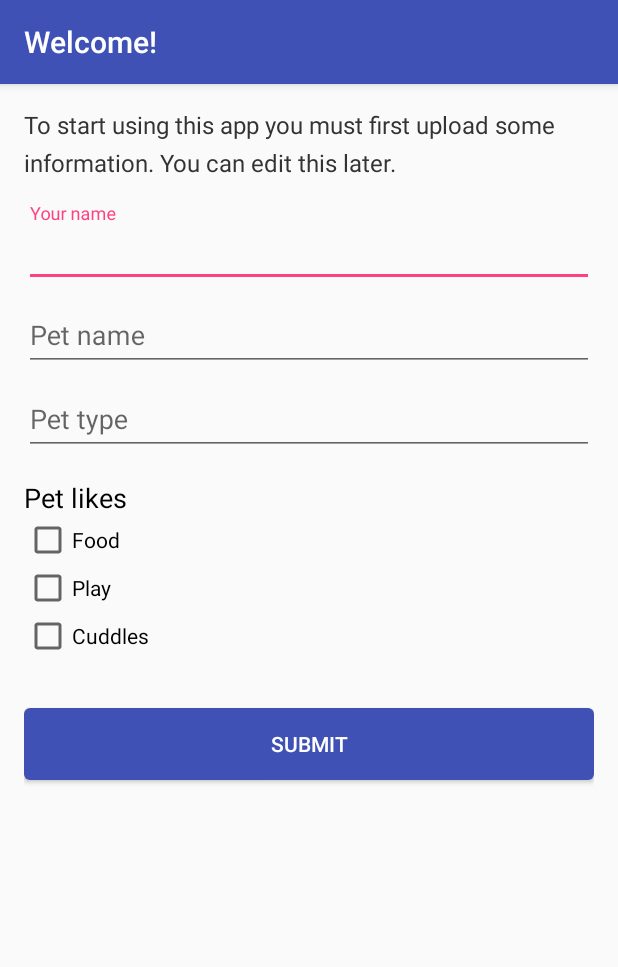
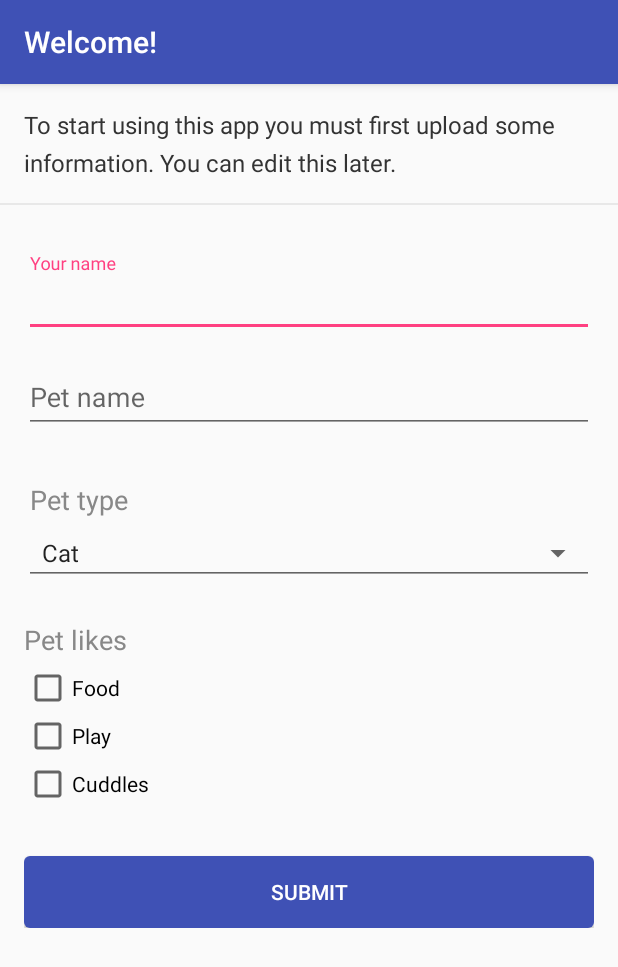
Before and after one commit to carlabalbontin/Prueba3-Pets, an Android app: the WelcomeActivity screen opened directly, with no data from a screen before it, on a phone screen of 412 x 824 dp. Shown: the top 967 px of the screen. Run offline under Robolectric (Android 15) with nearby library versions, the phone set to English and light mode, and no system bars; our stand-ins replace Firebase (no records; nobody signed in at launch, a user with empty details on screens opened directly).

Commit message:
Added Spinner for pet types

```diff
--- a/app/src/main/AndroidManifest.xml
+++ b/app/src/main/AndroidManifest.xml
@@ -14,7 +14,6 @@
         <activity android:name=".view.activity.LoginActivity">
             <intent-filter>
                 <action android:name="android.intent.action.MAIN" />
-
                 <category android:name="android.intent.category.LAUNCHER" />
             </intent-filter>
         </activity>
@@ -30,6 +29,7 @@
         <activity android:name=".view.activity.SignUpActivity" />
         <activity
             android:name=".view.activity.EditAccountActivity"
+            android:windowSoftInputMode="adjustPan"
             android:label="@string/edit_account_header" />
         <activity android:name=".view.activity.PetActivity"
             android:parentActivityName=".view.activity.MainActivity">
--- a/app/src/main/java/com/cbalt/prueba03/view/activity/WelcomeActivity.java
+++ b/app/src/main/java/com/cbalt/prueba03/view/activity/WelcomeActivity.java
@@ -4,9 +4,12 @@ import android.content.Intent;
 import android.support.design.widget.TextInputEditText;
 import android.support.v7.app.AppCompatActivity;
 import android.os.Bundle;
+import android.util.Log;
 import android.view.View;
+import android.widget.ArrayAdapter;
 import android.widget.Button;
 import android.widget.CheckBox;
+import android.widget.Spinner;
 import android.widget.Toast;
 
 
@@ -15,6 +18,7 @@ import com.cbalt.prueba03.models.Likes;
 import com.cbalt.prueba03.view.presenter.contract.WelcomeContract;
 import com.cbalt.prueba03.view.presenter.WelcomePresenter;
 
+
 public class WelcomeActivity extends AppCompatActivity implements WelcomeContract.View {
 
     // Sólo se accederá cuando está signing up
@@ -22,7 +26,8 @@ public class WelcomeActivity extends AppCompatActivity implements WelcomeContrac
 
     Likes petLikes;
     WelcomePresenter presenter;
-    TextInputEditText userNameEt, petNameEt, petTypeEt;
+    TextInputEditText userNameEt, petNameEt;
+    Spinner petTypeSpinner;
     Button addPhotoButton, submitButton;
 
     @Override
@@ -35,10 +40,15 @@ public class WelcomeActivity extends AppCompatActivity implements WelcomeContrac
 
         userNameEt = findViewById(R.id.newUserName);
         petNameEt = findViewById(R.id.newPetName);
-        petTypeEt = findViewById(R.id.newPetType);
+        petTypeSpinner = findViewById(R.id.newPetType);
         addPhotoButton = findViewById(R.id.addPhotoBtn);
         submitButton = findViewById(R.id.submitNewPet);
 
+        // Poblar el spinner con data
+        ArrayAdapter<CharSequence> spinnerOptions = ArrayAdapter.createFromResource(WelcomeActivity.this,
+                R.array.pet_types, android.R.layout.simple_spinner_item);
+        spinnerOptions.setDropDownViewResource(android.R.layout.simple_spinner_dropdown_item);
+        petTypeSpinner.setAdapter(spinnerOptions);
 
 
         submitButton.setOnClickListener(new View.OnClickListener() {
@@ -47,7 +57,7 @@ public class WelcomeActivity extends AppCompatActivity implements WelcomeContrac
                 String userName = userNameEt.getText().toString();
                 String petName = petNameEt.getText().toString();
                 String petPhoto = "";
-                String petType = petTypeEt.getText().toString();
+                String petType = petTypeSpinner.getSelectedItem().toString();
 
                 presenter.processPetForm(userName, petName, petPhoto, petType, petLikes);
 
@@ -56,10 +66,22 @@ public class WelcomeActivity extends AppCompatActivity implements WelcomeContrac
 
     }
 
+
+
     @Override
     protected void onStart() {
         super.onStart();
         presenter.findUserName();
+    }
+
+
+    @Override
+    protected void onPause() {
+        if(petTypeSpinner.getSelectedItemPosition() != 0){
+            String text = petTypeSpinner.getSelectedItem().toString();
+            Log.d("PAUSE", text);
+        }
+        super.onPause();
     }
 
     @Override
--- a/app/src/main/java/com/cbalt/prueba03/view/presenter/contract/EditAccountContract.java
+++ b/app/src/main/java/com/cbalt/prueba03/view/presenter/contract/EditAccountContract.java
@@ -8,7 +8,7 @@ public interface EditAccountContract {
         void error(String error);
         void success();
         void setUserName(String name);
-        void setPetInfo(String name, String type, Likes likes);
+        void setPetInfo(String name, int typePosition, Likes likes);
     }
 
     interface Presenter {
--- a/app/src/main/res/layout/activity_welcome.xml
+++ b/app/src/main/res/layout/activity_welcome.xml
@@ -5,14 +5,25 @@
     android:layout_width="match_parent"
     android:layout_height="match_parent"
     android:orientation="vertical"
-    tools:context=".view.activity.WelcomeActivity"
-    android:padding="16dp">
+    tools:context=".view.activity.WelcomeActivity">
 
     <TextView
+        style="@style/normalText"
         android:layout_width="match_parent"
         android:layout_height="wrap_content"
-        android:text="@string/welcome_description"
-        style="@style/normalText"/>
+        android:layout_margin="16dp"
+        android:text="@string/welcome_description" />
+
+    <ImageView
+        style="@style/separator"
+        android:layout_width="match_parent"
+        android:layout_height="1dp" />
+
+    <LinearLayout
+        android:orientation="vertical"
+        android:padding="16dp"
+        android:layout_width="match_parent"
+        android:layout_height="wrap_content">
 
         <android.support.design.widget.TextInputLayout
             android:layout_width="match_parent"
@@ -23,12 +34,13 @@
                 android:id="@+id/newUserName"
                 android:layout_width="match_parent"
                 android:layout_height="match_parent"
-            android:inputType="textCapWords"
-            android:hint="Your name"/>
+                android:hint="Your name"
+                android:inputType="textCapWords" />
 
         </android.support.design.widget.TextInputLayout>
 
         <android.support.design.widget.TextInputLayout
+            android:layout_marginTop="8dp"
             android:layout_width="match_parent"
             android:layout_height="wrap_content">
 
@@ -36,73 +48,89 @@
                 android:id="@+id/newPetName"
                 android:layout_width="match_parent"
                 android:layout_height="match_parent"
-            android:inputType="textCapWords"
-            android:hint="@string/pet_name"/>
+                android:hint="@string/pet_name"
+                android:inputType="textCapWords" />
 
         </android.support.design.widget.TextInputLayout>
-
-    <android.support.design.widget.TextInputLayout
-        android:layout_width="match_parent"
-        android:layout_height="wrap_content">
-
-        <android.support.design.widget.TextInputEditText
-            android:id="@+id/newPetType"
-            android:layout_width="match_parent"
-            android:layout_height="match_parent"
-            android:inputType="textPersonName"
-            android:hint="@string/pet_type"/>
-
-    </android.support.design.widget.TextInputLayout>
-
-    <!--<Spinner
-        android:id="@+id/newFriendType"
-        android:layout_width="fill_parent"
-        android:layout_height="wrap_content" />-->
 
         <LinearLayout
             android:layout_width="match_parent"
             android:layout_height="wrap_content"
-        android:orientation="vertical"
-        android:layout_marginTop="16dp">
+            android:layout_marginTop="24dp"
+            android:orientation="vertical">
+
             <TextView
+                style="@style/formLabel"
                 android:layout_width="match_parent"
                 android:layout_height="wrap_content"
-                android:text="@string/pet_likes"
-                style="@style/cardTitle"/>
-            <CheckBox android:id="@+id/checkbox_food"
+                android:text="@string/pet_type"
+                android:layout_marginTop="8dp"
+                android:layout_marginStart="4dp"/>
+
+            <Spinner
+                android:id="@+id/newPetType"
+                style="@style/Widget.AppCompat.Spinner.Underlined"
+                android:layout_width="match_parent"
+                android:layout_height="wrap_content"
+                android:layout_marginTop="2dp" />
+
+        </LinearLayout>
+
+
+        <LinearLayout
+            android:layout_width="match_parent"
+            android:layout_height="wrap_content"
+            android:layout_marginTop="24dp"
+            android:orientation="vertical">
+
+            <TextView
+                style="@style/formLabel"
+                android:layout_width="match_parent"
+                android:layout_height="wrap_content"
+                android:layout_marginBottom="4dp"
+                android:text="@string/pet_likes" />
+
+            <CheckBox
+                android:id="@+id/checkbox_food"
                 android:layout_width="wrap_content"
                 android:layout_height="wrap_content"
-                android:text="@string/food"
-                android:onClick="onCheckboxClicked"/>
-            <CheckBox android:id="@+id/checkbox_play"
+                android:onClick="onCheckboxClicked"
+                android:text="@string/food" />
+
+            <CheckBox
+                android:id="@+id/checkbox_play"
                 android:layout_width="wrap_content"
                 android:layout_height="wrap_content"
-                android:text="@string/play"
-                android:onClick="onCheckboxClicked"/>
-            <CheckBox android:id="@+id/checkbox_cuddles"
+                android:onClick="onCheckboxClicked"
+                android:text="@string/play" />
+
+            <CheckBox
+                android:id="@+id/checkbox_cuddles"
                 android:layout_width="wrap_content"
                 android:layout_height="wrap_content"
-                android:text="@string/cuddles"
-                android:onClick="onCheckboxClicked"/>
+                android:onClick="onCheckboxClicked"
+                android:text="@string/cuddles" />
         </LinearLayout>
 
         <Button
-        android:text="@string/add_photo"
             android:id="@+id/addPhotoBtn"
-        android:textColor="@android:color/white"
             android:layout_width="wrap_content"
             android:layout_height="wrap_content"
+            android:layout_marginTop="16dp"
             android:background="@color/colorAccent"
-        android:layout_marginTop="16dp"
-        android:visibility="gone"/>
+            android:text="@string/add_photo"
+            android:textColor="@android:color/white"
+            android:visibility="gone" />
 
         <Button
-        android:textColor="@android:color/white"
-        android:layout_marginTop="32dp"
             android:id="@+id/submitNewPet"
             android:layout_width="match_parent"
             android:layout_height="wrap_content"
+            android:layout_marginTop="32dp"
             android:background="@drawable/button_primary"
-        android:text="@string/submit"/>
+            android:text="@string/submit"
+            android:textColor="@android:color/white" />
 
     </LinearLayout>
+
+</LinearLayout>
--- /dev/null
+++ b/app/src/main/res/values/pet_types.xml
@@ -0,0 +1,13 @@
+<?xml version="1.0" encoding="utf-8"?>
+<resources>
+    <string-array name="pet_types">
+        <item>Cat</item>
+        <item>Dog</item>
+        <item>Dragon</item>
+        <item>Fish</item>
+        <item>Hamster</item>
+        <item>Koala</item>
+        <item>Parrot</item>
+        <item>Smurf</item>
+    </string-array>
+</resources>
--- a/app/src/main/res/values/styles.xml
+++ b/app/src/main/res/values/styles.xml
@@ -12,6 +12,11 @@
         <item name="android:textSize">28sp</item>
         <item name="android:textStyle">bold</item>
         <item name="android:textColor">#000000</item>
+    </style>
+
+    <style name="formLabel">
+        <item name="android:textColor">#888888</item>
+        <item name="android:textSize">18sp</item>
     </style>
 
     <style name="cardTitle">
```
Also changed, not shown: app/src/main/java/com/cbalt/prueba03/view/activity/EditAccountActivity.java (+15 -6 lines), app/src/main/java/com/cbalt/prueba03/view/presenter/EditAccountPresenter.java (+24 -2 lines), app/src/main/res/layout/activity_edit_account.xml (+16 -7 lines). Lines whose indentation alone changed are shown as unchanged.
